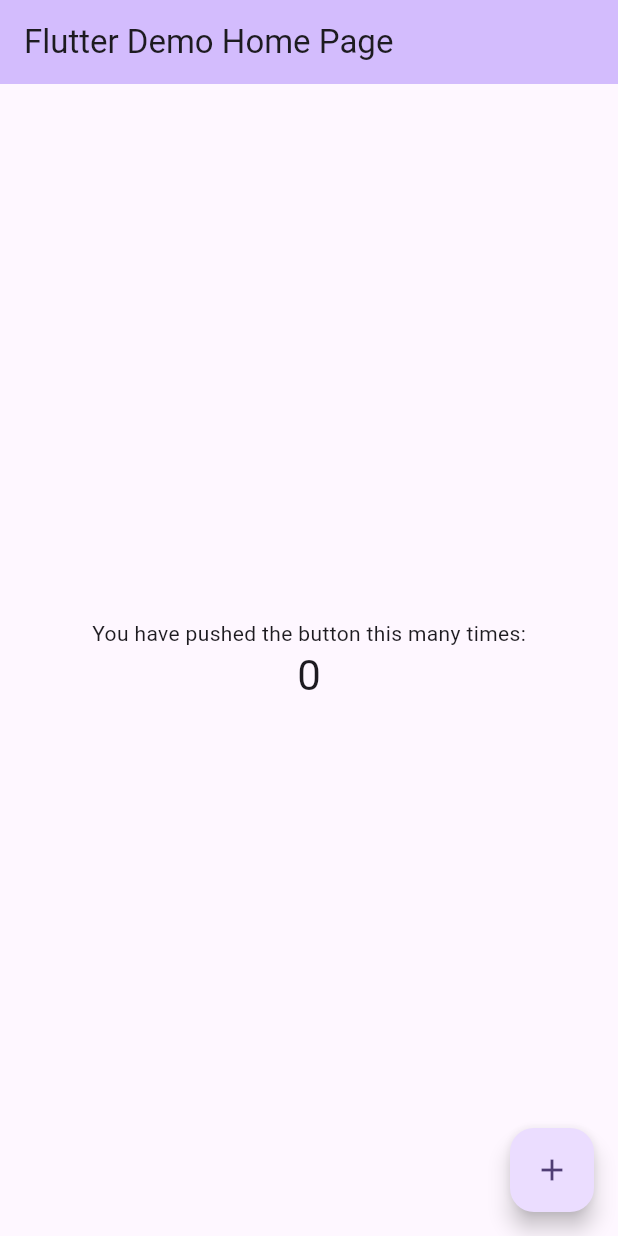
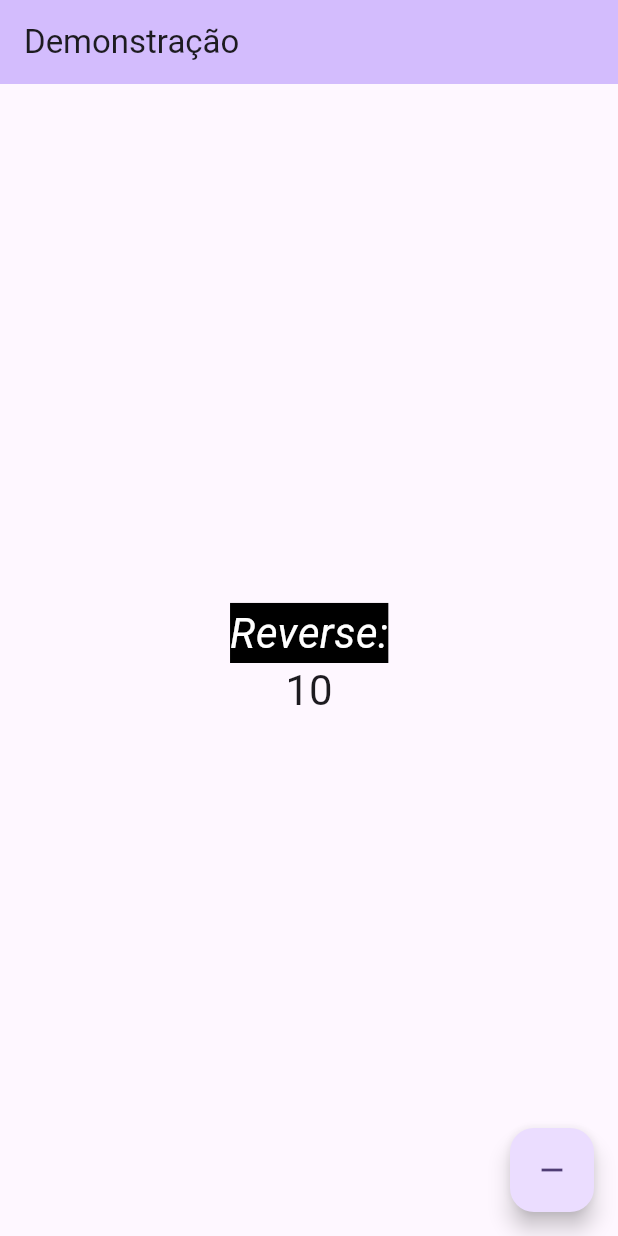
Before and after one commit to ramonlealsoares/testFlutterProject, a Flutter app: the screen it shows after launch, on a phone screen of 412 x 824 dp. Run offline on Flutter 3.47's test engine with Material 2 defaults, Android fonts, the phone set to English and light mode, and no system bars.

Commit message:
Tinha esquecido de editar o projeto antes de subir pro github, mas o fiz após isso =)

```diff
--- a/lib/main.dart
+++ b/lib/main.dart
@@ -11,7 +11,7 @@
   @override
   Widget build(BuildContext context) {
     return MaterialApp(
-      title: 'Flutter Demo',
+      title: 'test',
       theme: ThemeData(
         // This is the theme of your application.
         //
@@ -31,7 +31,7 @@
         colorScheme: ColorScheme.fromSeed(seedColor: Colors.deepPurple),
         useMaterial3: true,
       ),
-      home: const MyHomePage(title: 'Flutter Demo Home Page'),
+      home: const MyHomePage(title: 'Demonstração'),
     );
   }
 }
@@ -55,7 +55,7 @@
 }
 
 class _MyHomePageState extends State<MyHomePage> {
-  int _counter = 0;
+  int _counter = 10;
 
   void _incrementCounter() {
     setState(() {
@@ -64,7 +64,7 @@
       // so that the display can reflect the updated values. If we changed
       // _counter without calling setState(), then the build method would not be
       // called again, and so nothing would appear to happen.
-      _counter++;
+      _counter--;
     });
   }
 
@@ -106,7 +106,8 @@
           mainAxisAlignment: MainAxisAlignment.center,
           children: <Widget>[
             const Text(
-              'You have pushed the button this many times:',
+              'Reverse:',
+              style: TextStyle(color: Color.fromARGB(255, 255, 255, 255), backgroundColor: Colors.black, fontSize: 28, fontStyle: FontStyle.italic ),
             ),
             Text(
               '$_counter',
@@ -118,7 +119,7 @@
       floatingActionButton: FloatingActionButton(
         onPressed: _incrementCounter,
         tooltip: 'Increment',
-        child: const Icon(Icons.add),
+        child: const Icon(Icons.remove),
       ), // This trailing comma makes auto-formatting nicer for build methods.
     );
   }
```
